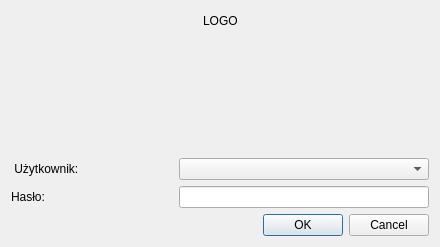
Above: MainWindow/LoginDialog.ui from konserw/koferta before the change. Below: the same form after it.
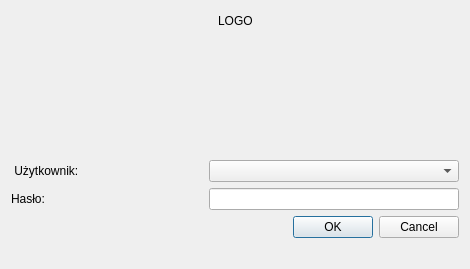
That is the form after the change. Icons and pictures are not drawn.

Diff of the .ui file:
```diff
--- a/MainWindow/LoginDialog.ui
+++ b/MainWindow/LoginDialog.ui
@@ -6,8 +6,8 @@
    <rect>
     <x>0</x>
     <y>0</y>
-    <width>440</width>
-    <height>247</height>
+    <width>470</width>
+    <height>269</height>
    </rect>
   </property>
   <property name="sizePolicy">
@@ -165,13 +165,6 @@
    </item>
    <item>
     <layout class="QHBoxLayout" name="horizontalLayout">
-     <item>
-      <widget class="QLabel" name="info">
-       <property name="text">
-        <string/>
-       </property>
-      </widget>
-     </item>
      <item>
       <widget class="QDialogButtonBox" name="buttonBox">
        <property name="standardButtons">
@@ -181,6 +174,13 @@
      </item>
     </layout>
    </item>
+   <item>
+    <widget class="QLabel" name="info">
+     <property name="text">
+      <string notr="true">                                            </string>
+     </property>
+    </widget>
+   </item>
   </layout>
  </widget>
  <resources>
```
